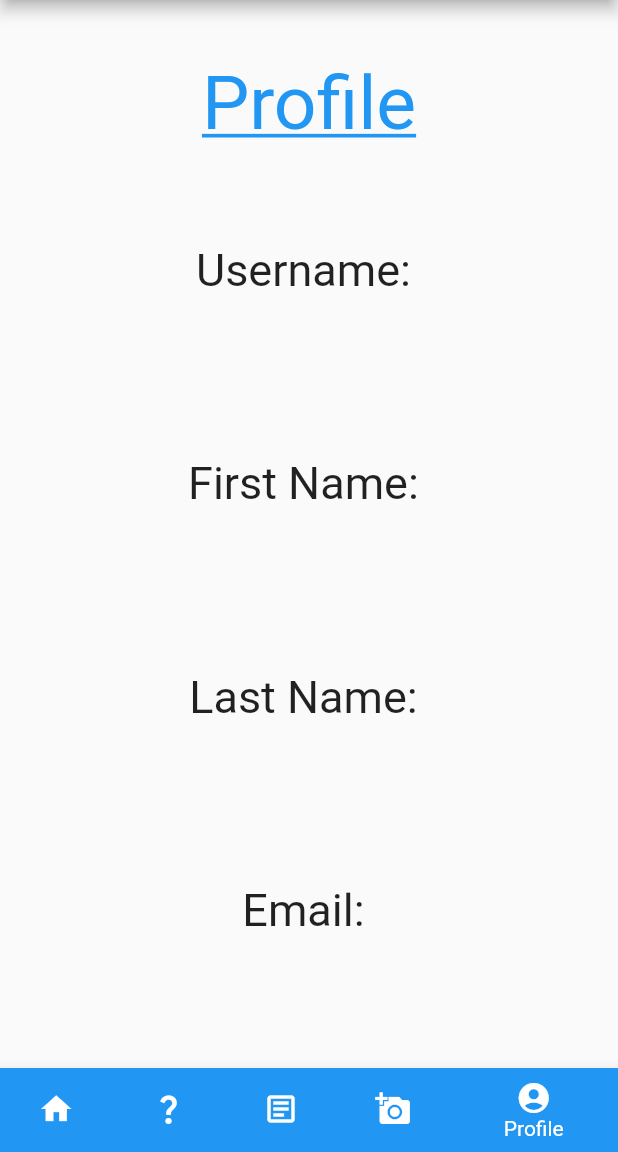
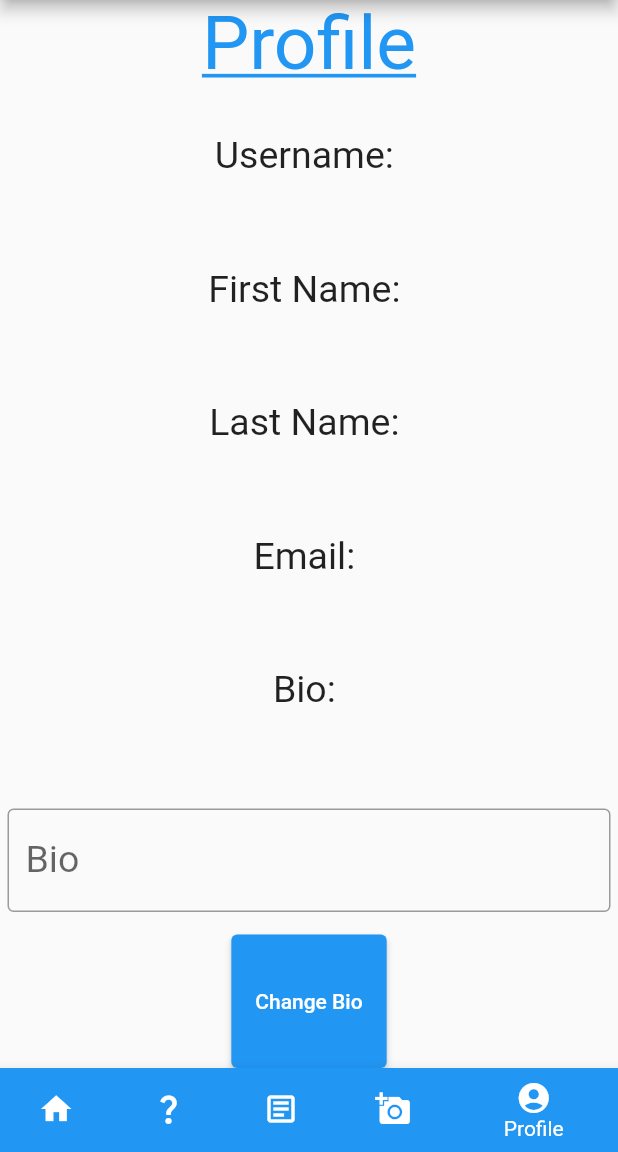
Before and after one commit to andreww0321/idk_what_to_eat_flutter, a Flutter app: the BasicBottomNavBar screen opened directly with empty values, item 5 of the bottom bar chosen, on a phone screen of 412 x 824 dp, the part 84-1236 px from its top. Run offline on Flutter 3.47's test engine with Material 2 defaults, Android fonts, the phone set to English and light mode, and no system bars; our stand-ins replace cloud_firestore, firebase_auth, firebase_core, firebase_storage, image_picker; accounts and stored records are empty.

Commit message:
Updated profile page again again and more comments

```diff
--- a/lib/CurrentUser.dart
+++ b/lib/CurrentUser.dart
@@ -10,7 +10,7 @@ class CurrentUser{
   final String lastName;
   final String email;
   final String id;
-  final String bio;
+  late final String bio;
 
   // current user constructor
   CurrentUser({
--- a/lib/homePageNavBar.dart
+++ b/lib/homePageNavBar.dart
@@ -11,19 +11,22 @@ import 'package:idk_what_to_eat_test/randomPage.dart';
 import 'uploadScreen.dart';
 import 'package:idk_what_to_eat_test/timeline.dart';
 
+// The BasicBottomNavBar class creates the variables for the navigation bar
 class BasicBottomNavBar extends StatefulWidget {
   const BasicBottomNavBar({Key? key, required this.title, required this.currentUser}) : super(key: key, );
-  final String title;
-  final CurrentUser currentUser;
+  final String title; // The title shown on the app's header
+  final CurrentUser currentUser; // The current user's information
   @override
 
   _BasicBottomNavBarState createState() => _BasicBottomNavBarState();
 }
 
+// The _BasicBottomNavBarState creates the widgets for the BasicBottomNavBar
 class _BasicBottomNavBarState extends State<BasicBottomNavBar> {
-  int _selectedIndex = 0;
-  late CurrentUser user = widget.currentUser;
+  int _selectedIndex = 0; // This controls which page is shown on the app
+  late CurrentUser user = widget.currentUser; // The current user's information
 
+  // This list calls all the other pages
   late final List<Widget> _pages = <Widget>[
     timeline(),
     randomPage(),
@@ -32,6 +35,7 @@ class _BasicBottomNavBarState extends State<BasicBottomNavBar> {
     Profile(currentUser: user)
   ];
 
+  // The _onItemTapped method controls which page on the app is shown
   void _onItemTapped(int index) {
     setState(() {
       _selectedIndex = index;
@@ -42,11 +46,15 @@ class _BasicBottomNavBarState extends State<BasicBottomNavBar> {
   Widget build(BuildContext context) {
     return Scaffold(
       appBar: AppBar(
+        // This controls the text shown on the header
         title: const Text('Sign out'),
       ),
+      // This puts whatever page the selectedIndex has on the center of the app screen
       body: Center(
         child: _pages.elementAt(_selectedIndex),
       ),
+
+      // This creates the bottom navigation bar with icons for each page
       bottomNavigationBar: BottomNavigationBar(
         items: const <BottomNavigationBarItem>[
           BottomNavigationBarItem(
--- a/lib/profile.dart
+++ b/lib/profile.dart
@@ -1,3 +1,4 @@
+import 'package:cloud_firestore/cloud_firestore.dart';
 import 'package:flutter/material.dart';
 import 'package:idk_what_to_eat_test/authentic.dart';
 import 'package:idk_what_to_eat_test/CurrentUser.dart';
@@ -16,15 +17,13 @@ class Profile extends StatefulWidget {
 // The _ProfileState class contains the widgets that make the profile information appear
 class _ProfileState extends State<Profile> {
   final AuthService _auth = AuthService();
-
+  TextEditingController bioController = TextEditingController();
   @override
   Widget build(BuildContext context) => Scaffold(
       body: Center(
         child: Column(
             children: [
               Expanded(
-                child: Padding(
-                    padding: EdgeInsets.all(40),
                     // This displays the heading for the profile page
                     child:Text("Profile",
                         style: TextStyle(
@@ -33,56 +32,83 @@ class _ProfileState extends State<Profile> {
                           color: Colors.blue
                         )
                     )
-
-                ),
               ),
         Expanded(
-          child: Padding(
-              padding: EdgeInsets.all(20),
               // This displays the username for the user
               child:Text("Username: " + widget.currentUser.username,
                   style: TextStyle(
-                    fontSize: 30,
+                    fontSize: 25,
                   )
               )
 
           ),
-        ),
 
   Expanded(
-    child: Padding(
-      padding:  EdgeInsets.all(20),
       // This displays the first name for the user
       child:Text("First Name: " + widget.currentUser.firstName,
           style: TextStyle(
-            fontSize: 30,
+            fontSize: 25,
           )
       )
 
-  ),),
+  ),
     Expanded(
-                child: Padding(
-                  padding:  EdgeInsets.all(20),
                   // This displays the last name for the user
                   child:Text("Last Name: " + widget.currentUser.lastName,
                       style: TextStyle(
-                        fontSize: 30,
+                        fontSize: 25,
                       )
                   )
 
-              ),),
+              ),
        Expanded(
-         child: Padding(
-             padding:  EdgeInsets.all(20),
              // This displays the email for the user
              child:Text("Email: " + widget.currentUser.email,
                  style: TextStyle(
-                   fontSize: 30,
+                   fontSize: 25,
                  )
              )
 
-         )
-       )
+         ),
+  Expanded(
+  // This displays the email for the user
+  child:Text("Bio: " + widget.currentUser.bio,
+  style: TextStyle(
+  fontSize: 25,
+  )
+  )),
+
+              Expanded(
+                  child: Padding(
+                      padding:  EdgeInsets.all(5),
+                      // This displays the email for the user
+                      child:TextFormField(controller: bioController,
+                            style: TextStyle(
+                                fontSize: 25
+      ),
+                            decoration: const InputDecoration(
+                              border: OutlineInputBorder(),
+                              hintText: 'Change your bio',
+                              labelText: 'Bio',
+                            ),
+                          )
+                      )
+
+
+                  ),
+
+  // This allows the user to update their bio
+  Expanded(
+  child: ElevatedButton(
+  child: const Text('Change Bio'),
+  onPressed: () async
+  {
+    final user = FirebaseFirestore.instance.collection("users").doc(widget.currentUser.id);
+    String bioUpdate = bioController.text;
+    user.update({"bio": bioUpdate});
+}
+),
+)
             ]
 
 
```
